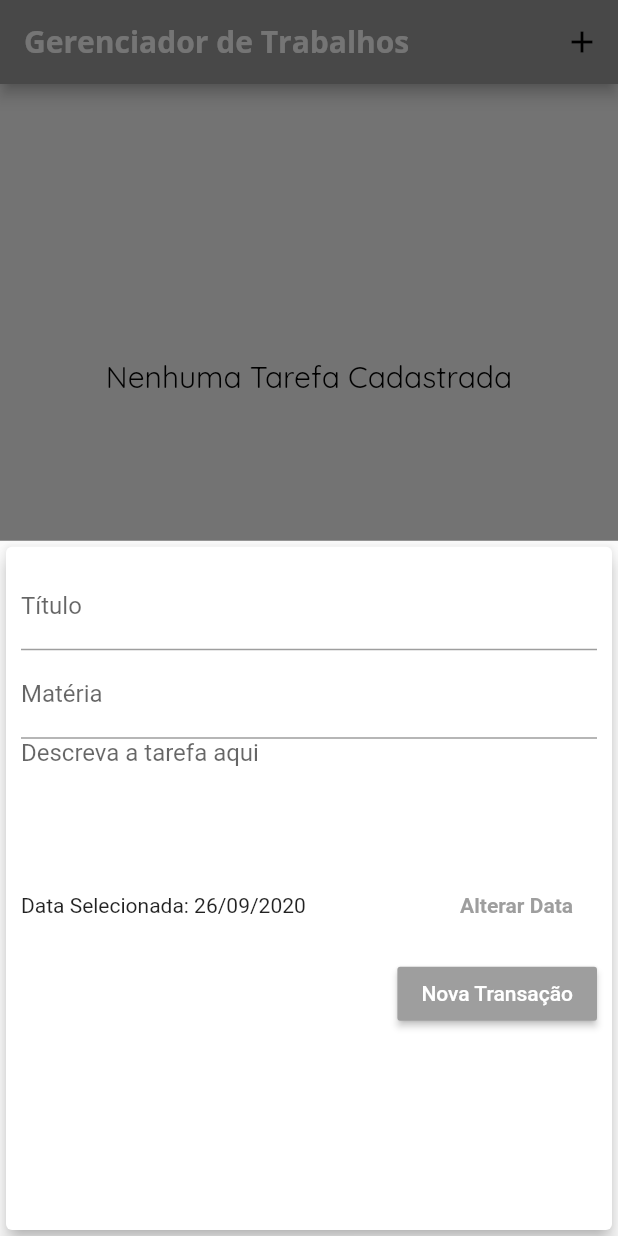
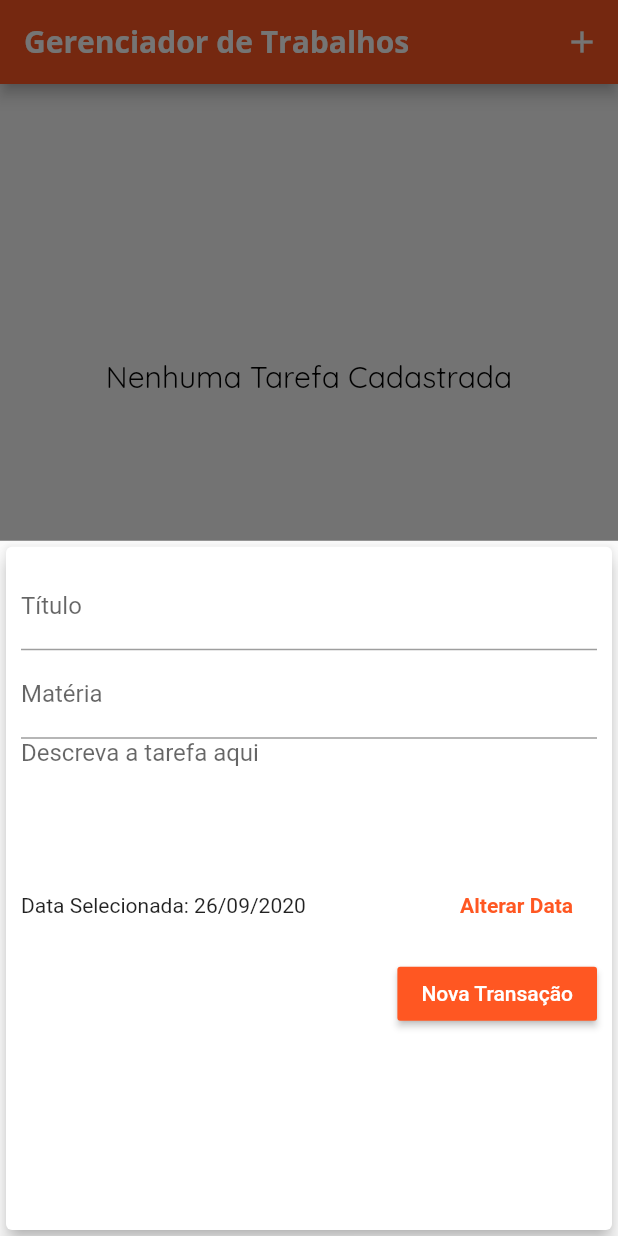
Before and after one commit to fhaidy/SchoolTaskManager, a Flutter app: the screen it shows after launch, after a tap on the "add" icon, on a phone screen of 412 x 824 dp. Run offline on Flutter 3.47's test engine with Material 2 defaults, Android fonts, the phone set to English and light mode, and no system bars; our stand-ins replace sqflite; accounts and stored records are empty.

Commit message:
Finalizado primeira versão

```diff
--- a/lib/components/TarefaForm.dart
+++ b/lib/components/TarefaForm.dart
@@ -1,21 +1,24 @@
+import 'package:SchoolTaskManager/models/Tarefa.dart';
 import 'package:flutter/material.dart';
 import 'package:intl/intl.dart';
 
 class TarefaForm extends StatefulWidget {
   final void Function(String, String, String, DateTime) onSubmit;
-
-  TarefaForm(this.onSubmit);
+  final void Function(String, String, String, String, DateTime) onUpdate;
+  final bool isUpdate;
+  Tarefa _tarefa;
+  TarefaForm(this.onSubmit, this.onUpdate, this.isUpdate, this._tarefa);
 
   @override
   _TarefaFormState createState() => _TarefaFormState();
 }
 
 class _TarefaFormState extends State<TarefaForm> {
-  final _tituloController = TextEditingController();
-  final _materiaController = TextEditingController();
-  final _descricaoController = TextEditingController();
+  TextEditingController _tituloController;
+  TextEditingController _materiaController;
+  TextEditingController _descricaoController;
   DateTime _dataEntrega = DateTime.now();
-
+  String _id;
   _submitForm() {
     final titulo = _tituloController.text;
     final materia = _materiaController.text;
@@ -25,6 +28,28 @@ class _TarefaFormState extends State<TarefaForm> {
         descricao.isNotEmpty &&
         _dataEntrega != null)
       widget.onSubmit(titulo, materia, descricao, _dataEntrega);
+  }
+
+  _updateForm() {
+    final titulo = _tituloController.text;
+    final materia = _materiaController.text;
+    final descricao = _descricaoController.text;
+    if (titulo.isNotEmpty &&
+        materia.isNotEmpty &&
+        descricao.isNotEmpty &&
+        _dataEntrega != null)
+      widget.onUpdate(_id, titulo, materia, descricao, _dataEntrega);
+  }
+
+  @override
+  void initState() {
+    super.initState();
+    _tituloController = TextEditingController(text: widget._tarefa.titulo);
+    _materiaController = TextEditingController(text: widget._tarefa.materia);
+    _descricaoController =
+        TextEditingController(text: widget._tarefa.descricao);
+    _dataEntrega = widget._tarefa.dataEntrega;
+    _id = widget._tarefa.id;
   }
 
   _showDatePicker() {
@@ -91,9 +116,11 @@ class _TarefaFormState extends State<TarefaForm> {
               mainAxisAlignment: MainAxisAlignment.end,
               children: [
                 RaisedButton(
-                  onPressed: _submitForm,
+                  onPressed: widget.isUpdate ? _updateForm : _submitForm,
                   color: Theme.of(context).primaryColor,
-                  child: Text('Nova Transação'),
+                  child: widget.isUpdate
+                      ? Text('Atualizar Transação')
+                      : Text('Nova Transação'),
                   textColor: Theme.of(context).primaryTextTheme.button.color,
                 ),
               ],
--- a/lib/components/TarefaList.dart
+++ b/lib/components/TarefaList.dart
@@ -2,10 +2,23 @@ import 'package:SchoolTaskManager/models/Tarefa.dart';
 import 'package:flutter/material.dart';
 import 'package:intl/intl.dart';
 
+import 'TarefaForm.dart';
+
 class TarefaList extends StatelessWidget {
   final List<Tarefa> tarefas;
   final void Function(String) onRemove;
-  TarefaList(this.tarefas, this.onRemove);
+  final void Function(String, String, String, DateTime) addTarefa;
+  final void Function(String, String, String, String, DateTime) updateTarefa;
+  TarefaList(this.tarefas, this.onRemove, this.addTarefa, this.updateTarefa);
+
+  _openTarefaForm(BuildContext context, Tarefa tarefa) {
+    showModalBottomSheet(
+      context: context,
+      builder: (_) => TarefaForm(addTarefa, updateTarefa, true, tarefa),
+      isDismissible: true,
+    );
+  }
+
   @override
   Widget build(BuildContext context) {
     return Container(
@@ -42,7 +55,7 @@ class TarefaList extends StatelessWidget {
                     icon: Icon(Icons.delete, color: Colors.red[300]),
                     onPressed: () => onRemove(tarefas[index].id),
                   ),
-                  onTap: () {},
+                  onTap: () => _openTarefaForm(context, tarefas[index]),
                 ),
               ),
             ),
--- a/lib/main.dart
+++ b/lib/main.dart
@@ -16,9 +16,8 @@ class SchoolTaskManager extends StatelessWidget {
     return MaterialApp(
       home: MyHomePage(),
       theme: ThemeData(
-        // fontFamily: 'QuickSand',
-        primarySwatch: Colors.grey,
-        accentColor: Colors.redAccent,
+        primarySwatch: Colors.deepOrange,
+        accentColor: Colors.orangeAccent,
         primaryTextTheme: TextTheme(
           bodyText1: TextStyle(
               fontSize: 20.0, fontFamily: 'QuickSand', color: Colors.black),
@@ -54,7 +53,9 @@ class MyHomePage extends StatefulWidget {
 }
 
 class _MyHomePageState extends State<MyHomePage> {
+  final globalKey = GlobalKey<ScaffoldState>();
   DatabaseHelper _dbHelper;
+  List<Tarefa> _tarefas = [];
   @override
   void initState() {
     super.initState();
@@ -69,12 +70,11 @@ class _MyHomePageState extends State<MyHomePage> {
     });
   }
 
-  List<Tarefa> _tarefas = [];
-
   _abrirModalTarefa(BuildContext context) {
     showModalBottomSheet(
       context: context,
-      builder: (_) => TarefaForm(_adicionarTarefa),
+      builder: (_) => TarefaForm(
+          _adicionarTarefa, _atualizaTarefa, false, Tarefa.mockTarefa()),
       isDismissible: true,
     );
   }
@@ -90,6 +90,7 @@ class _MyHomePageState extends State<MyHomePage> {
     ));
     await _atualizarTarefas();
     Navigator.of(this.context).pop();
+    _showSnackBar('Tarefa Criada !');
   }
 
   _removeTarefa(String id) async {
@@ -98,11 +99,32 @@ class _MyHomePageState extends State<MyHomePage> {
     });
     await _dbHelper.deleteTarefa(id);
     await _atualizarTarefas();
+    _showSnackBar('Tarefa Removida !');
+  }
+
+  void _showSnackBar(String text) {
+    final snackBar = SnackBar(content: Text(text));
+    globalKey.currentState.showSnackBar(snackBar);
+  }
+
+  _atualizaTarefa(String id, String titulo, String materia, String descricao,
+      DateTime dataEntrega) async {
+    await _dbHelper.updateTarefa(Tarefa(
+      id: id,
+      titulo: titulo,
+      materia: materia,
+      descricao: descricao,
+      dataEntrega: dataEntrega,
+    ));
+    await _atualizarTarefas();
+    Navigator.of(this.context).pop();
+    _showSnackBar('Tarefa Atualizada !');
   }
 
   @override
   Widget build(BuildContext context) {
     return Scaffold(
+      key: globalKey,
       appBar: AppBar(title: Text("Gerenciador de Trabalhos"), actions: [
         IconButton(
           icon: Icon(Icons.add),
@@ -114,7 +136,8 @@ class _MyHomePageState extends State<MyHomePage> {
           child: Column(
             crossAxisAlignment: CrossAxisAlignment.stretch,
             children: [
-              TarefaList(_tarefas.reversed.toList(), _removeTarefa),
+              TarefaList(_tarefas.reversed.toList(), _removeTarefa,
+                  _adicionarTarefa, _atualizaTarefa),
             ],
           ),
         ),
--- a/lib/models/Tarefa.dart
+++ b/lib/models/Tarefa.dart
@@ -33,6 +33,15 @@ class Tarefa {
     dataEntrega = DateTime.parse(map["dataEntrega"]);
   }
 
+  static Tarefa mockTarefa() {
+    return Tarefa(
+        id: "",
+        titulo: "",
+        materia: "",
+        descricao: "",
+        dataEntrega: DateTime.now());
+  }
+
   @override
   String toString() {
     return 'Dog{id: $id, titulo: $titulo, materia: $materia,' +
```
